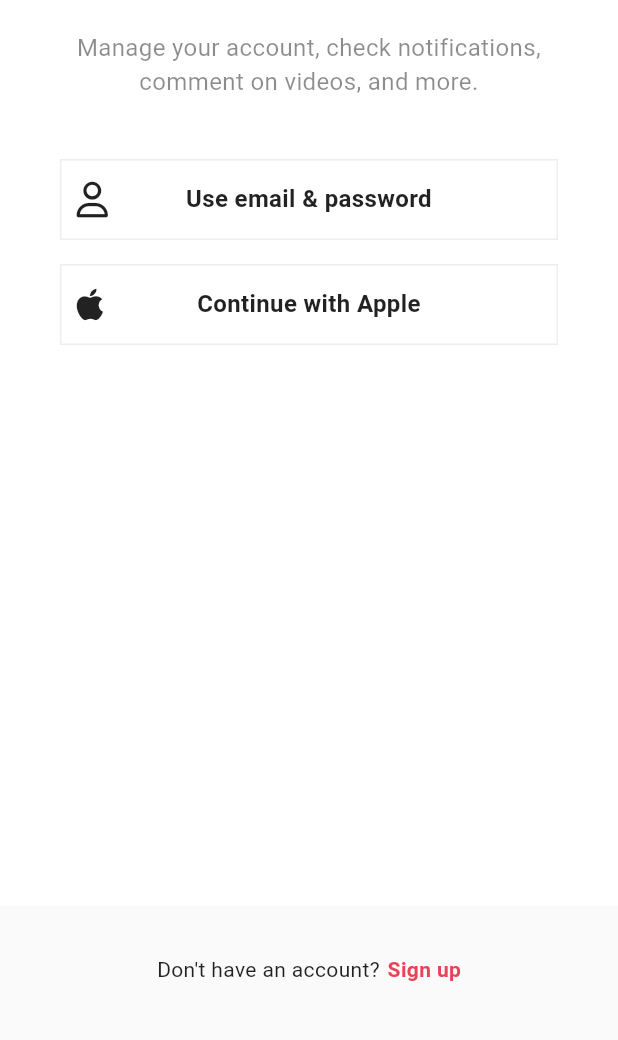
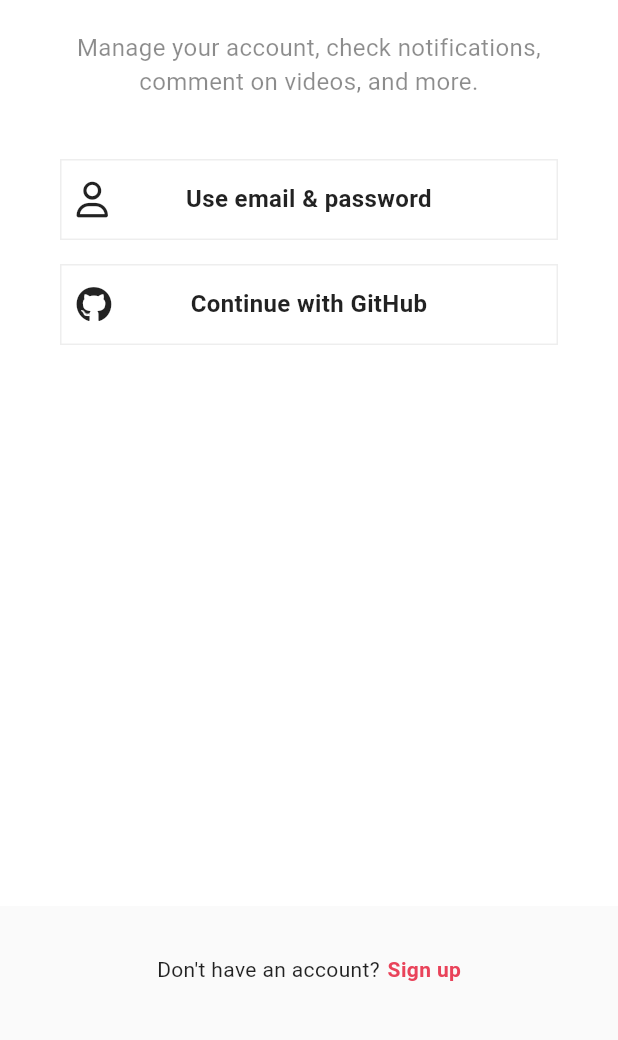
Before and after one commit to yongyong-john/tiktokapp, a Flutter app: the screen it shows after launch, after a tap on an icon or button, on a phone screen of 412 x 824 dp, the part 180-1220 px from its top. Run offline on Flutter 3.47's test engine with Material 3 defaults, Android fonts, the light colour scheme and no system bars; our stand-ins replace camera, firebase_auth, firebase_core, flutter_riverpod, font_awesome_flutter, go_router and 6 more; accounts and stored records are empty; network calls fail.

Commit message:
Added firebase authentication with riverpod.

```diff
--- a/lib/features/authentication/login_screen.dart
+++ b/lib/features/authentication/login_screen.dart
@@ -1,13 +1,15 @@
 import 'package:flutter/material.dart';
+import 'package:flutter_riverpod/flutter_riverpod.dart';
 import 'package:font_awesome_flutter/font_awesome_flutter.dart';
 import 'package:go_router/go_router.dart';
 import 'package:tiktokapp/constants/gaps.dart';
 import 'package:tiktokapp/constants/sizes.dart';
 import 'package:tiktokapp/features/authentication/login_form_screen.dart';
+import 'package:tiktokapp/features/authentication/view_models/social_auth_view_model.dart';
 import 'package:tiktokapp/features/authentication/widgets/auth_button.dart';
 import 'package:tiktokapp/utils.dart';
 
-class LoginScreen extends StatelessWidget {
+class LoginScreen extends ConsumerWidget {
   static String routeName = "/login";
   static String routeURL = "/login";
   const LoginScreen({super.key});
@@ -20,13 +22,13 @@ class LoginScreen extends StatelessWidget {
     Navigator.push(
       context,
       MaterialPageRoute(
-        builder: (context) => LoginFormScreen(),
+        builder: (context) => const LoginFormScreen(),
       ),
     );
   }
 
   @override
-  Widget build(BuildContext context) {
+  Widget build(BuildContext context, WidgetRef ref) {
     return Scaffold(
       body: SafeArea(
         child: Padding(
@@ -56,9 +58,12 @@ class LoginScreen extends StatelessWidget {
                 ),
               ),
               Gaps.v16,
-              const AuthButton(
-                icon: FaIcon(FontAwesomeIcons.apple),
-                text: 'Continue with Apple',
+              GestureDetector(
+                onTap: () => ref.read(socialAuthProvider.notifier).githubSignIn(context),
+                child: const AuthButton(
+                  icon: FaIcon(FontAwesomeIcons.github),
+                  text: 'Continue with GitHub',
+                ),
               ),
             ],
           ),
--- a/lib/features/authentication/sign_up_screen.dart
+++ b/lib/features/authentication/sign_up_screen.dart
@@ -1,15 +1,17 @@
 import 'package:flutter/material.dart';
+import 'package:flutter_riverpod/flutter_riverpod.dart';
 import 'package:font_awesome_flutter/font_awesome_flutter.dart';
 import 'package:go_router/go_router.dart';
 import 'package:tiktokapp/constants/gaps.dart';
 import 'package:tiktokapp/constants/sizes.dart';
 import 'package:tiktokapp/features/authentication/login_screen.dart';
 import 'package:tiktokapp/features/authentication/username_screen.dart';
+import 'package:tiktokapp/features/authentication/view_models/social_auth_view_model.dart';
 import 'package:tiktokapp/features/authentication/widgets/auth_button.dart';
 import 'package:tiktokapp/generated/l10n.dart';
 import 'package:tiktokapp/utils.dart';
 
-class SignUpScreen extends StatelessWidget {
+class SignUpScreen extends ConsumerWidget {
   static const routeURL = "/";
   static const routeName = 'signUp';
   const SignUpScreen({super.key});
@@ -31,7 +33,7 @@ class SignUpScreen extends StatelessWidget {
   }
 
   @override
-  Widget build(BuildContext context) {
+  Widget build(BuildContext context, WidgetRef ref) {
     // NOTE: Device에 설정된 locale을 확인하는 방법
     // print(Localizations.localeOf(context));
     return OrientationBuilder(
@@ -77,9 +79,12 @@ class SignUpScreen extends StatelessWidget {
                       ),
                     ),
                     Gaps.v16,
-                    AuthButton(
-                      icon: const FaIcon(FontAwesomeIcons.apple),
-                      text: S.of(context).AppleLoginButton,
+                    GestureDetector(
+                      onTap: () => ref.read(socialAuthProvider.notifier).githubSignIn(context),
+                      child: const AuthButton(
+                        icon: FaIcon(FontAwesomeIcons.github),
+                        text: 'Continue with GitHub',
+                      ),
                     ),
                   ],
                   if (orientation == Orientation.landscape)
--- a/lib/router.dart
+++ b/lib/router.dart
@@ -14,6 +14,7 @@ import 'package:tiktokapp/features/videos/views/video_recoding_screen.dart';
 // NOTE: Mobile의 경우 큰 문제가 없지만, Flutter가 Web도 지원하기 때문에
 // Browser의 앞으로가기 뒤로가기 버튼이 제대로 동작하기 위해서는 GoRouter를 사용
 final routerProvider = Provider((ref) {
+  ref.watch(authState);
   return GoRouter(
     initialLocation: '/home',
     redirect: (context, state) {
```
Also changed, not shown: lib/features/authentication/birthday_screen.dart (+7 -9 lines), lib/features/authentication/email_screen.dart (+6 -3 lines), lib/features/authentication/login_form_screen.dart (+22 -10 lines), lib/features/authentication/password_screen.dart (+10 -3 lines), lib/features/authentication/repos/authentication_repository.dart (+25 -4 lines), lib/features/authentication/view_models/login_view_model.dart (added, +33 -0 lines), lib/features/authentication/view_models/signup_view_model.dart (added, +35 -0 lines), lib/features/authentication/view_models/social_auth_view_model.dart (added, +27 -0 lines), lib/features/settings/settings_screen.dart (+6 -1 lines), lib/utils.dart (+15 -0 lines), 1 other file.
